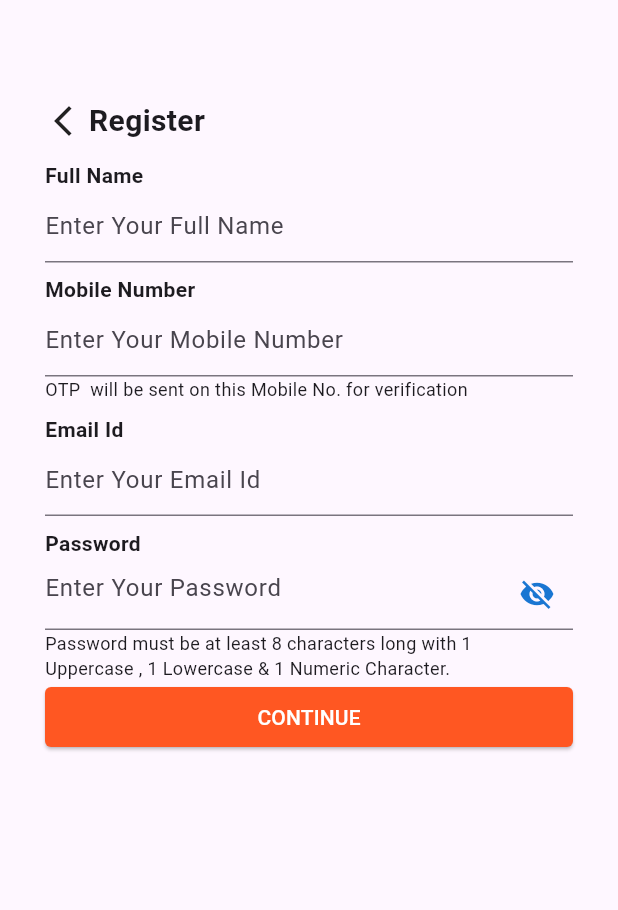
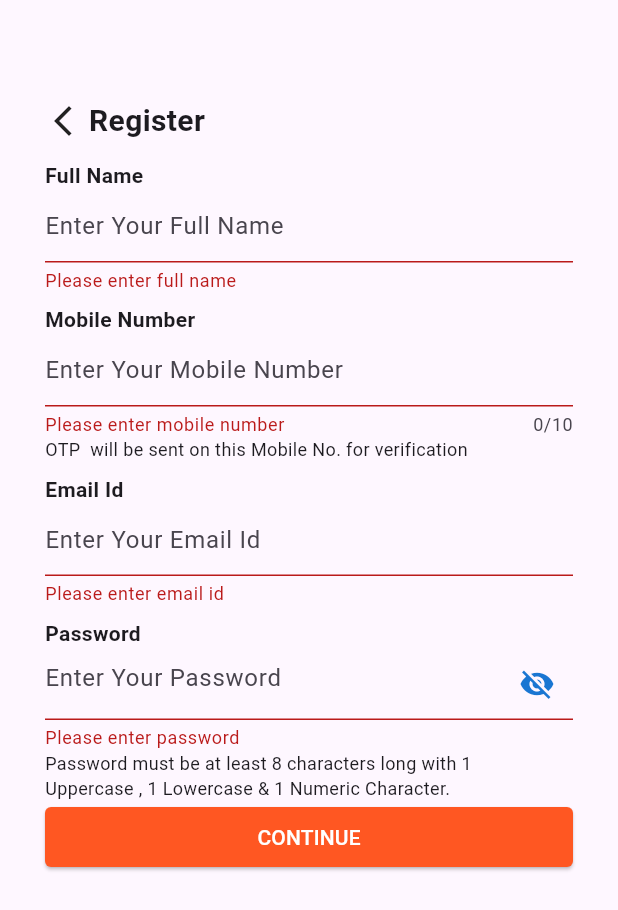
Before and after one commit to navin-680/firstcry, a Flutter app: the screen it shows after launch, after a tap on "CONTINUE", on a phone screen of 412 x 824 dp. Shown: the top 910 px of the screen. Run offline on Flutter 3.47's test engine with Material 2 defaults, Android fonts, the phone set to English and light mode, and no system bars; our stand-ins replace cloud_firestore, firebase_core, get; accounts and stored records are empty.

Commit message:
register page complete

```diff
--- a/lib/register/controller/RegisterController.dart
+++ b/lib/register/controller/RegisterController.dart
@@ -5,16 +5,60 @@ import 'package:cloud_firestore/cloud_firestore.dart';
 class RegisterController extends GetxController{
   FirebaseFirestore firestore = FirebaseFirestore.instance;
   CollectionReference users = FirebaseFirestore.instance.collection('users');
+  RegisterModel data =RegisterModel();
+  RxBool showPassword=false.obs;
 
-  Future<void> addUser(RegisterModel model) {
+  Future<void> addUser() {
     return users
         .add({
-      'full_name': model.fullName, // John Doe
-      'mobile_number': model.mobileNo, // Stokes and Sons
-      'email_id': model.email,
-      'password':model.password// 42
+      'full_name': data.fullName, // John Doe
+      'mobile_number': data.mobileNo, // Stokes and Sons
+      'email_id': data.email,
+      'password':data.password// 42
     })
         .then((value) => print("User Added"))
         .catchError((error) => print("Failed to add user: $error"));
   }
+
+
+  String? isEmail(String value) {
+
+    String p = r'^(([^<>()[\]\\.,;:\s@\"]+(\.[^<>()[\]\\.,;:\s@\"]+)*)|(\".+\"))@((\[[0-9]{1,3}\.[0-9]{1,3}\.[0-9]{1,3}\.[0-9]{1,3}\])|(([a-zA-Z\-0-9]+\.)+[a-zA-Z]{2,}))$';
+
+    RegExp regex = RegExp(p);
+    if (value.isEmpty) {
+      return 'Please enter email id';
+    } else {
+      if (!regex.hasMatch(value)) {
+        return 'Enter valid email id';
+      } else {
+        return null;
+      }
+    }
+  }
+  String? validatePassword(String value) {
+    RegExp regex =
+    RegExp(r'^(?=.*?[A-Z])(?=.*?[a-z])(?=.*?[0-9]).{8,}$');
+    if (value.isEmpty) {
+      return 'Please enter password';
+    } else {
+      if (!regex.hasMatch(value)) {
+        return 'Enter valid password';
+      } else {
+        return null;
+      }
+    }
+  }
+
+  String? validateMobile(String value) {
+    String pattern = r'(^(?:[+0]9)?[0-9]{10,12}$)';
+    RegExp regExp = RegExp(pattern);
+    if (value.isEmpty) {
+      return 'Please enter mobile number';
+    }
+    else if (!regExp.hasMatch(value)) {
+      return 'Please enter valid mobile number';
+    }
+    return null;
+  }
 }
--- a/lib/register/view/register_page.dart
+++ b/lib/register/view/register_page.dart
@@ -2,13 +2,16 @@ import 'package:first_cry_demo/register/controller/RegisterController.dart';
 import 'package:first_cry_demo/register/model/RegisterModel.dart';
 import 'package:flutter/material.dart';
 import 'package:get/get.dart';
+
 class RegisterPage extends StatelessWidget {
   RegisterPage({super.key});
+
   final RegisterController controller = Get.put(RegisterController());
+  var _formKey = GlobalKey<FormState>();
+
 
   @override
   Widget build(BuildContext context) {
-    var passwordVisible = false;
     return Scaffold(
       appBar: AppBar(),
       body: Padding(
@@ -30,6 +33,8 @@ class RegisterPage extends StatelessWidget {
               height: 12,
             ),
             Form(
+                key: _formKey,
+
                 child: Column(
               crossAxisAlignment: CrossAxisAlignment.start,
               children: [
@@ -42,12 +47,11 @@ class RegisterPage extends StatelessWidget {
                     hintText: 'Enter Your Full Name',
                   ),
                   onSaved: (String? value) {
-                    // This optional block of code can be used to run
-                    // code when the user saves the form.
+                    controller.data.fullName = value;
                   },
                   validator: (String? value) {
-                    return (value != null && value.contains('@'))
-                        ? 'Do not use the @ char.'
+                    return (value!.isEmpty)
+                        ? 'Please enter full name'
                         : null;
                   },
                 ),
@@ -62,14 +66,13 @@ class RegisterPage extends StatelessWidget {
                   decoration: const InputDecoration(
                     hintText: 'Enter Your Mobile Number',
                   ),
+                  keyboardType: TextInputType.number,
+                  maxLength: 10,
                   onSaved: (String? value) {
-                    // This optional block of code can be used to run
-                    // code when the user saves the form.
+                    controller.data.mobileNo = int.parse(value ?? "0");
                   },
                   validator: (String? value) {
-                    return (value != null && value.contains('@'))
-                        ? 'Do not use the @ char.'
-                        : null;
+                    return controller.validateMobile(value!);
                   },
                 ),
                 const Text(
@@ -87,14 +90,12 @@ class RegisterPage extends StatelessWidget {
                   decoration: const InputDecoration(
                     hintText: 'Enter Your Email Id',
                   ),
+                  keyboardType: TextInputType.emailAddress,
                   onSaved: (String? value) {
-                    // This optional block of code can be used to run
-                    // code when the user saves the form.
+                    controller.data.email = value;
                   },
                   validator: (String? value) {
-                    return (value != null && value.contains('@'))
-                        ? 'Do not use the @ char.'
-                        : null;
+                    return (controller.isEmail(value!));
                   },
                 ),
                 const SizedBox(
@@ -104,48 +105,41 @@ class RegisterPage extends StatelessWidget {
                   "Password",
                   style: TextStyle(fontWeight: FontWeight.bold),
                 ),
-                TextFormField(
+                Obx(
+                  () => TextFormField(
                       decoration: InputDecoration(
                         hintText: 'Enter Your Password',
                         suffixIcon: IconButton(
                           icon: Icon(
-                          // Based on passwordVisible state choose the icon
-                          passwordVisible
+                            controller.showPassword.value
                                 ? Icons.visibility
                                 : Icons.visibility_off,
                             color: Theme.of(context).primaryColorDark,
                           ),
                           onPressed: () {
-                          // Update the state i.e. toogle the state of passwordVisible variable
-                          /* setState(() {
-                          passwordVisible = !passwordVisible;
-                        });*/
+                            controller.showPassword.value =
+                                !controller.showPassword.value;
                           },
                         ),
                       ),
                       onSaved: (String? value) {
-                      // This optional block of code can be used to run
-                      // code when the user saves the form.
+                        controller.data.password = value;
                       },
                       validator: (String? value) {
-                      return (value != null && value.contains('@'))
-                          ? 'Do not use the @ char.'
-                          : null;
+                        return (controller.validatePassword(value!));
                       },
-                    obscureText: !passwordVisible),
+                      obscureText: controller.showPassword.value),
+                ),
                 const Text(
                   "Password must be at least 8 characters long with 1 Uppercase , 1 Lowercase & 1 Numeric Character.",
                   style: TextStyle(fontSize: 12),
                 ),
               ],
             )),
-
-            SizedBox (
+            SizedBox(
               width: MediaQuery.of(context).size.width,
               child: ElevatedButton(
-                onPressed: () {
-                  controller.addUser(RegisterModel(fullName: "vikas",mobileNo: 1234567890,email: "vikad",password: "1234"));
-                },
+                onPressed: submit,
                 style: ElevatedButton.styleFrom(
                   backgroundColor: Colors.deepOrange,
                   shape: RoundedRectangleBorder(
@@ -163,4 +157,14 @@ class RegisterPage extends StatelessWidget {
       ),
     );
   }
+  void submit() {
+    final isValid = _formKey.currentState?.validate();
+    if (!isValid!) {
+      return;
     }
+    _formKey.currentState?.save();
+    controller.addUser();
+
+  }
+
+}
```
Lines whose indentation alone changed are shown as unchanged.
